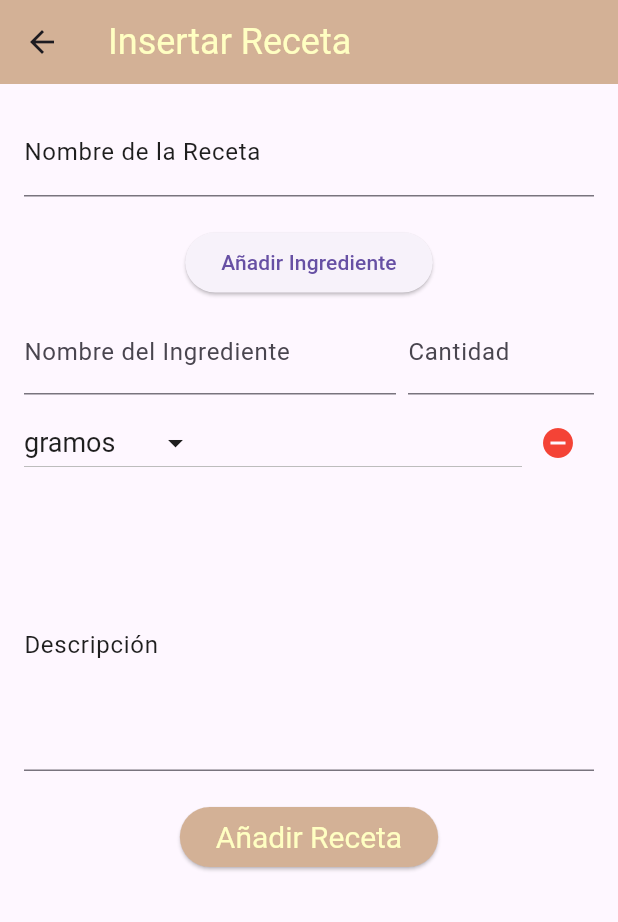
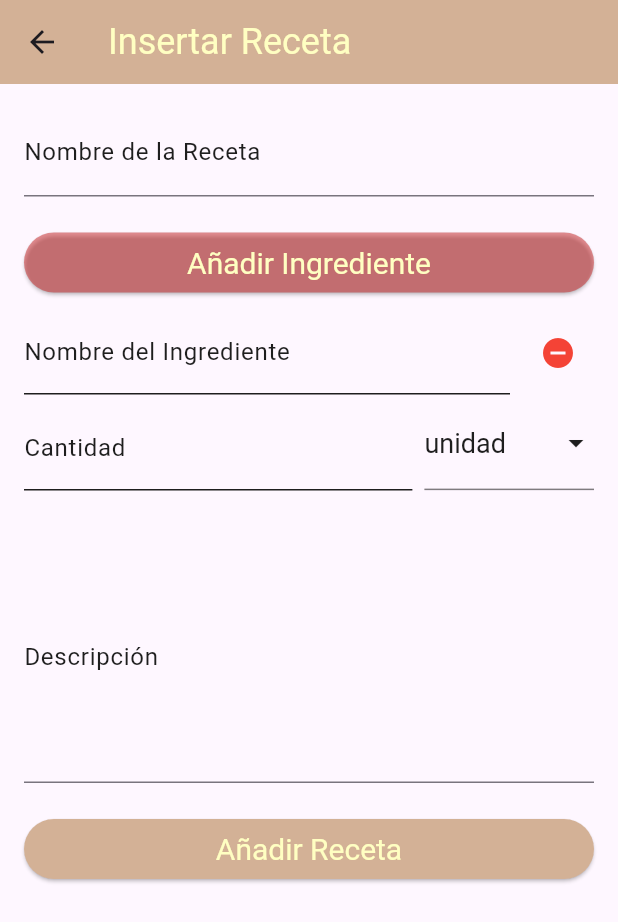
Before and after one commit to J-Manriquez/dulceprecision, a Flutter app: the InsertarRecetasScreen screen opened directly, after a tap on "Añadir Ingrediente", on a phone screen of 412 x 824 dp. Shown: the top 922 px of the screen. Run offline on Flutter 3.47's test engine with Material 3 defaults, Android fonts, the phone set to English and light mode, and no system bars; our stand-ins replace logger, sqflite; accounts and stored records are empty.

Commit message:
se agregan ingredientes, falta mostarlos al editar y un modal con una prev de la receta completa

```diff
--- a/lib/models/db_model.dart
+++ b/lib/models/db_model.dart
@@ -48,14 +48,14 @@ class Receta {
   final int? idReceta;
   final String nombreReceta;
   final String? descripcionReceta; // Puede ser null
-  final double? precioReceta; // Puede ser null
+  final double? costoReceta; // Puede ser null
 
   // Constructor
   Receta({
     this.idReceta,
     required this.nombreReceta,
     this.descripcionReceta,
-    this.precioReceta,
+    this.costoReceta,
   });
 
   // Método para convertir el objeto en un mapa
@@ -64,7 +64,7 @@ class Receta {
       'idReceta': idReceta,
       'nombreReceta': nombreReceta,
       'descripcionReceta': descripcionReceta,
-      'precioReceta': precioReceta,
+      'costoReceta': costoReceta,
     };
   }
 
@@ -74,7 +74,7 @@ class Receta {
       idReceta: map['idReceta'],
       nombreReceta: map['nombreReceta'],
       descripcionReceta: map['descripcionReceta'],
-      precioReceta: map['precioReceta'],
+      costoReceta: map['costoReceta'],
     );
   }
 }
@@ -88,7 +88,7 @@ class IngredienteReceta {
   final double costoIngrediente;
   final double cantidadIngrediente;
   final String tipoUnidadIngrediente;
-  final int idReceta; // Relacionado con la tabla Recetas
+  int idReceta; // Relacionado con la tabla Recetas
 
   // Constructor
   IngredienteReceta({
--- a/lib/screens/recetas/agregar_receta_sc.dart
+++ b/lib/screens/recetas/agregar_receta_sc.dart
@@ -1,3 +1,4 @@
+import 'package:DulcePrecision/database/metodos/ingredientes_recetas_mtd.dart';
 import 'package:DulcePrecision/widgets/agregar_ingrediente_widget.dart';
 import 'package:flutter/material.dart';
 import 'package:DulcePrecision/database/metodos/recetas_metodos.dart'; // Importamos el repositorio
@@ -20,7 +21,11 @@ class _InsertarRecetasScreenState extends State<InsertarRecetasScreen> {
   // Controladores para los campos del formulario
   final TextEditingController _nombreController = TextEditingController();
   final TextEditingController _descripcionController = TextEditingController();
-  final TextEditingController _precioController = TextEditingController(); // Este se mantiene por si se necesita en el futuro
+  final TextEditingController _costoController =
+      TextEditingController(); // Este se mantiene por si se necesita en el futuro
+
+  final GlobalKey<AgregarIngredientesWidgetState> _ingredientesKey =
+      GlobalKey();
 
   @override
   void initState() {
@@ -29,17 +34,18 @@ class _InsertarRecetasScreenState extends State<InsertarRecetasScreen> {
       // Si se está editando, se llenan los campos con los datos de la receta
       _nombreController.text = widget.receta!.nombreReceta;
       _descripcionController.text = widget.receta!.descripcionReceta!;
-      _precioController.text = widget.receta!.precioReceta.toString(); // Esto puede no ser necesario mostrarlo.
+      _costoController.text = widget.receta!.costoReceta
+          .toString(); // Esto puede no ser necesario mostrarlo.
     }
   }
 
   // Método para insertar o actualizar una receta en la base de datos
   Future<void> _guardarReceta() async {
     final recetaRepo = RecetaRepository();
+    final ingredienteRepo = IngredienteRecetaRepository();
 
     // Validamos los campos antes de intentar guardar
-    if (_nombreController.text.isEmpty ||
-        _descripcionController.text.isEmpty) {
+    if (_nombreController.text.isEmpty || _descripcionController.text.isEmpty) {
       ScaffoldMessenger.of(context).showSnackBar(
         SnackBar(content: Text('Por favor, completa todos los campos.')),
       );
@@ -48,35 +54,52 @@ class _InsertarRecetasScreenState extends State<InsertarRecetasScreen> {
 
     // Creamos una nueva receta con los datos del formulario
     final receta = Receta(
-      idReceta: widget.receta?.idReceta, // Usar ID si se está editando
+      idReceta: widget.receta?.idReceta,
       nombreReceta: _nombreController.text,
       descripcionReceta: _descripcionController.text,
-      precioReceta: 0.0, // Asignamos un precio por defecto de 0.0
+      costoReceta: 0.0,
     );
 
     try {
+      int id;
       if (widget.receta == null) {
-        // Si no hay receta, la insertamos
-        int id = await recetaRepo.insertReceta(receta);
-        print("Receta insertada con ID: $id");
-        ScaffoldMessenger.of(context).showSnackBar(
-          SnackBar(content: Text('Receta insertada con éxito!')),
+        // Si es una nueva receta, insertamos y obtenemos el id
+        id = await recetaRepo.insertReceta(receta);
+      } else {
+        // Si es una receta existente, la actualizamos
+        await recetaRepo.actualizarReceta(receta);
+        id = receta.idReceta!; // Asegúrate de que idReceta no sea null
+      }
+
+      // Guardar ingredientes
+      // Convertimos la lista de ingredientes a una lista de objetos IngredienteReceta
+      final ingredientes =
+          _ingredientesKey.currentState?.obtenerIngredientes() ?? [];
+
+      // Convert ingredients to IngredienteReceta objects
+      List<IngredienteReceta> listaIngredientes =
+          ingredientes.map((ingredienteMap) {
+        return IngredienteReceta(
+          nombreIngrediente: ingredienteMap['nombre'],
+          costoIngrediente:
+              0, // You might want to add a field for this in AgregarIngredientesWidget
+          cantidadIngrediente: double.parse(ingredienteMap['cantidad']),
+          tipoUnidadIngrediente: ingredienteMap['tipoUnidad'],
+          idReceta: id,
         );
-      } else {
-        // Si hay receta, la actualizamos
-        await recetaRepo.actualizarReceta(receta);
-        print("Receta actualizada con ID: ${receta.idReceta}");
-        ScaffoldMessenger.of(context).showSnackBar(
-          SnackBar(content: Text('Receta actualizada con éxito!')),
-        );
-      }
+      }).toList();
+
+      // Llamamos a la función para insertar todos los ingredientes
+      await ingredienteRepo.insertarIngredientes(listaIngredientes, id);
 
       // Limpiamos los campos del formulario
       _nombreController.clear();
       _descripcionController.clear();
-      _precioController.clear(); // Esto puede no ser necesario en el futuro
+      _ingredientesKey.currentState?.limpiarIngredientes();
+      ScaffoldMessenger.of(context).showSnackBar(
+        SnackBar(content: Text('Receta guardada con éxito'))
+      );
     } catch (e) {
-      // En caso de error, mostramos un mensaje
       ScaffoldMessenger.of(context).showSnackBar(
         SnackBar(content: Text('Error al guardar la receta: $e')),
       );
@@ -92,7 +115,9 @@ class _InsertarRecetasScreenState extends State<InsertarRecetasScreen> {
     return Scaffold(
       appBar: AppBar(
         title: Text(
-          widget.receta == null ? 'Insertar Receta' : 'Editar Receta', // Cambiar el título
+          widget.receta == null
+              ? 'Insertar Receta'
+              : 'Editar Receta', // Cambiar el título
           style: TextStyle(
             fontSize: fontSizeModel.titleSize,
             color: themeModel.primaryTextColor,
@@ -100,7 +125,7 @@ class _InsertarRecetasScreenState extends State<InsertarRecetasScreen> {
         ),
         backgroundColor: themeModel.primaryButtonColor,
       ),
-      body: Padding(
+      body: SingleChildScrollView(
         padding: const EdgeInsets.all(16.0),
         child: Column(
           children: [
@@ -121,9 +146,10 @@ class _InsertarRecetasScreenState extends State<InsertarRecetasScreen> {
             SizedBox(height: 20), // Espacio entre el nombre y los ingredientes
 
             // Widget para añadir ingredientes
-            AgregarIngredientesWidget(), // Aquí se añade el widget de ingredientes
+            AgregarIngredientesWidget(key: _ingredientesKey), // Aquí se añade el widget de ingredientes
 
-            SizedBox(height: 20), // Espacio entre los ingredientes y la descripción
+            SizedBox(
+                height: 20), // Espacio entre los ingredientes y la descripción
 
             // Campo para la descripción
             TextField(
@@ -145,8 +171,11 @@ class _InsertarRecetasScreenState extends State<InsertarRecetasScreen> {
             // Botón para guardar la receta
             ElevatedButton(
               onPressed: _guardarReceta,
-              child: Text(widget.receta == null ? 'Añadir Receta' : 'Actualizar Receta'), // Cambiar el texto del botón
+              child: Text(widget.receta == null
+                  ? 'Añadir Receta'
+                  : 'Actualizar Receta'), // Cambiar el texto del botón
               style: ElevatedButton.styleFrom(
+                minimumSize: Size(double.infinity, 40),
                 backgroundColor: themeModel.primaryButtonColor,
                 foregroundColor: themeModel.primaryTextColor,
                 textStyle: TextStyle(
--- a/lib/screens/recetas/recetas_screen.dart
+++ b/lib/screens/recetas/recetas_screen.dart
@@ -138,9 +138,9 @@ class _RecetasScreenState extends State<RecetasScreen> {
                               ),
                               SizedBox(height: 4),
                             ],
-                            if (receta.precioReceta != null) ...[
+                            if (receta.costoReceta != null) ...[
                               Text(
-                                'Precio: \$${receta.precioReceta!.toStringAsFixed(2)}',
+                                'Precio: \$${receta.costoReceta!.toStringAsFixed(2)}',
                                 style: TextStyle(
                                   fontSize: fontSizeModel.textSize,
                                   color: themeModel.secondaryTextColor,
--- a/lib/widgets/agregar_ingrediente_widget.dart
+++ b/lib/widgets/agregar_ingrediente_widget.dart
@@ -1,12 +1,17 @@
 import 'package:flutter/material.dart';
 import 'tipo_unidad_dropdown.dart';
+import 'package:DulcePrecision/models/theme_model.dart'; // Importamos el modelo de tema
+import 'package:DulcePrecision/models/font_size_model.dart'; // Importamos el modelo de tamaños de fuente
+import 'package:provider/provider.dart'; // Importa Provider
 
 class AgregarIngredientesWidget extends StatefulWidget {
+  AgregarIngredientesWidget({Key? key}) : super(key: key);
+
   @override
-  _AgregarIngredientesWidgetState createState() => _AgregarIngredientesWidgetState();
+  AgregarIngredientesWidgetState createState() => AgregarIngredientesWidgetState();
 }
 
-class _AgregarIngredientesWidgetState extends State<AgregarIngredientesWidget> {
+class AgregarIngredientesWidgetState extends State<AgregarIngredientesWidget> {
   List<Map<String, dynamic>> _ingredientes = [];
 
   void _agregarIngrediente() {
@@ -30,14 +35,43 @@ class _AgregarIngredientesWidgetState extends State<AgregarIngredientesWidget> {
       _ingredientes[index][key] = value;
     });
   }
+  void actualizarIngredientesExistentes(List<Map<String, dynamic>> ingredientes) {
+    setState(() {
+      _ingredientes = ingredientes;
+    });
+  }
+
+  // New method to retrieve ingredients
+  List<Map<String, dynamic>> obtenerIngredientes() {
+    return _ingredientes;
+  }
+
+  // New method to clear ingredients
+  void limpiarIngredientes() {
+    setState(() {
+      _ingredientes.clear();
+    });
+  }
 
   @override
   Widget build(BuildContext context) {
+    final themeModel = Provider.of<ThemeModel>(context);
+    final fontSizeModel = Provider.of<FontSizeModel>(context);
+
     return Column(
       children: [
         ElevatedButton(
           onPressed: _agregarIngrediente,
           child: Text('Añadir Ingrediente'),
+          style: ElevatedButton.styleFrom(
+            minimumSize: Size(double.infinity, 40),
+            backgroundColor: themeModel.secondaryButtonColor.withOpacity(0.5),
+            foregroundColor: themeModel.primaryTextColor,
+            textStyle: TextStyle(
+              fontSize: fontSizeModel.subtitleSize,
+              color: themeModel.primaryTextColor,
+            ),
+          ),
         ),
         ListView.builder(
           shrinkWrap: true,
@@ -56,20 +90,31 @@ class _AgregarIngredientesWidgetState extends State<AgregarIngredientesWidget> {
                         child: TextField(
                           decoration: InputDecoration(
                             labelText: 'Nombre del Ingrediente',
+                            labelStyle: TextStyle(
+                              color: _ingredientes[index]['nombre'].isEmpty
+                                  ? themeModel.secondaryTextColor // Color del label cuando no hay texto
+                                  : themeModel.secondaryTextColor, // Color del label cuando hay texto
+                            ),
+                            focusedBorder: UnderlineInputBorder(
+                              borderSide: BorderSide(
+                                color: themeModel.secondaryButtonColor.withOpacity(0.5), // Color del borde cuando está enfocado
+                                width: 3.0, // Grosor del borde
+                              ),
+                            ),
+                            enabledBorder: UnderlineInputBorder(
+                              borderSide: BorderSide(
+                                color: themeModel.secondaryTextColor, // Color del borde cuando está habilitado
+                                width: 1.0, // Grosor del borde
+                              ),
+                            ),
                           ),
                           onChanged: (value) => _actualizarIngrediente(index, 'nombre', value),
                         ),
                       ),
                       SizedBox(width: 8),
-                      Expanded(
-                        flex: 1,
-                        child: TextField(
-                          decoration: InputDecoration(
-                            labelText: 'Cantidad',
-                          ),
-                          keyboardType: TextInputType.number,
-                          onChanged: (value) => _actualizarIngrediente(index, 'cantidad', value),
-                        ),
+                      IconButton(
+                        icon: Icon(Icons.remove_circle, color: Colors.red),
+                        onPressed: () => _eliminarIngrediente(index),
                       ),
                     ],
                   ),
@@ -77,14 +122,36 @@ class _AgregarIngredientesWidgetState extends State<AgregarIngredientesWidget> {
                   Row(
                     children: [
                       Expanded(
-                        child: TipoUnidadDropdown(
-                          initialValue: _ingredientes[index]['tipoUnidad'],
-                          onChanged: (value) => _actualizarIngrediente(index, 'tipoUnidad', value),
+                        flex: 7,
+                        child: TextField(
+                          decoration: InputDecoration(
+                            labelText: 'Cantidad',
+                            labelStyle: TextStyle(
+                              color: _ingredientes[index]['cantidad'].isEmpty
+                                  ? themeModel.secondaryTextColor // Color del label cuando no hay texto
+                                  : themeModel.secondaryTextColor, // Color del label cuando hay texto
+                            ),
+                            focusedBorder: UnderlineInputBorder(
+                              borderSide: BorderSide(
+                                color: themeModel.secondaryButtonColor.withOpacity(0.5), // Color del borde cuando está enfocado
+                                width: 3.0, // Grosor del borde
+                              ),
+                            ),
+                            enabledBorder: UnderlineInputBorder(
+                              borderSide: BorderSide(
+                                color: themeModel.secondaryTextColor, // Color del borde cuando está habilitado
+                                width: 1.0, // Grosor del borde
+                              ),
+                            ),
+                          ),
+                          keyboardType: TextInputType.number,
+                          onChanged: (value) => _actualizarIngrediente(index, 'cantidad', value),
                         ),
                       ),
-                      IconButton(
-                        icon: Icon(Icons.remove_circle, color: Colors.red),
-                        onPressed: () => _eliminarIngrediente(index),
+                      SizedBox(width: 8),
+                      TipoUnidadDropdown(
+                        initialValue: _ingredientes[index]['tipoUnidad'],
+                        onChanged: (value) => _actualizarIngrediente(index, 'tipoUnidad', value),
                       ),
                     ],
                   ),
--- a/lib/widgets/tipo_unidad_dropdown.dart
+++ b/lib/widgets/tipo_unidad_dropdown.dart
@@ -29,8 +29,7 @@ class _TipoUnidadDropdownState extends State<TipoUnidadDropdown> {
   void initState() {
     super.initState();
     // Inicializa el tipo de unidad seleccionado
-    _selectedTipo = widget.initialValue ??
-        _tiposUnidad[0]; // Usa el valor inicial o el primero de la lista
+    _selectedTipo = _tiposUnidad[4]; // Usa el valor inicial o el primero de la lista
   }
 
   @override
@@ -39,7 +38,20 @@ class _TipoUnidadDropdownState extends State<TipoUnidadDropdown> {
     final themeModel = Provider.of<ThemeModel>(context);
     final fontSizeModel = Provider.of<FontSizeModel>(context);
 
-    return DropdownButton<String>(
+    return Container(
+      // Envuelve el DropdownButton en un Container para personalizar el diseño
+      padding: const EdgeInsets.only(bottom: 6.5),
+      decoration: BoxDecoration(
+        border: Border(
+            bottom: BorderSide(
+          color: Colors.black.withOpacity(0.5), // Color del borde
+          width: 1.0, // Ancho del borde
+        )),
+      ),
+      child: DropdownButtonHideUnderline(
+        // Oculta la línea que aparece debajo del dropdown
+
+        child: DropdownButton<String>(
           value: _selectedTipo, // Tipo de unidad seleccionado
           icon: Icon(Icons.arrow_drop_down,
               color: themeModel.secondaryTextColor), // Icono del dropdown
@@ -51,7 +63,8 @@ class _TipoUnidadDropdownState extends State<TipoUnidadDropdown> {
               themeModel.primaryButtonColor, // Color de fondo del dropdown
           onChanged: (String? newValue) {
             setState(() {
-          _selectedTipo = newValue!; // Actualiza el tipo de unidad seleccionado
+              _selectedTipo =
+                  newValue!; // Actualiza el tipo de unidad seleccionado
             });
             widget.onChanged(newValue!); // Llama al callback con el nuevo valor
           },
@@ -63,9 +76,10 @@ class _TipoUnidadDropdownState extends State<TipoUnidadDropdown> {
                   style: TextStyle(
                       color: themeModel
                           .secondaryTextColor), // Cambia el color del texto aquí), // Texto a mostrar en el dropdown
-            )
-        );
+                ));
           }).toList(),
+        ),
+      ),
     );
   }
 }
```
Also changed, not shown: lib/database/metodos/ingredientes_recetas_mtd.dart (+28 -14 lines), lib/main.dart (+6 -6 lines), lib/utils/ingredientes_provider.dart (+9 -2 lines). Lines whose indentation alone changed are shown as unchanged.
